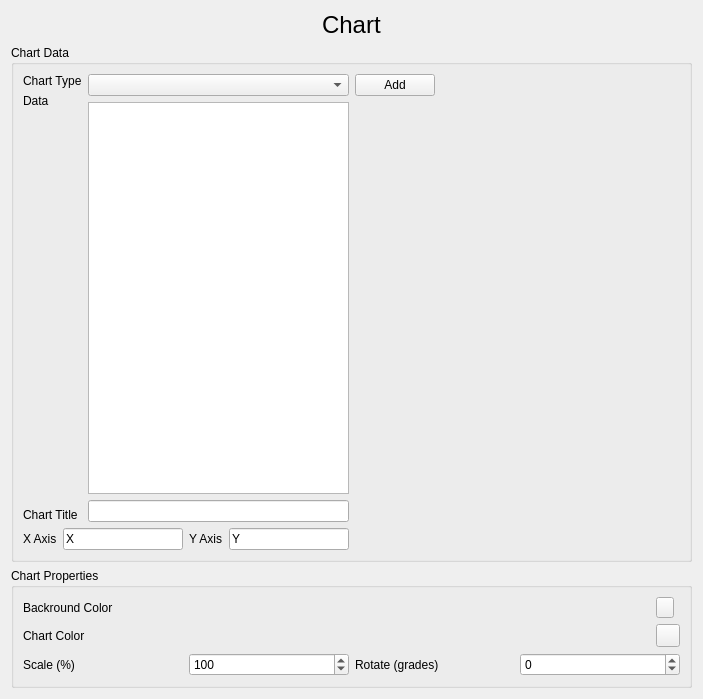
jose94752/ClipEdit, file sources/Forms/formcharts.ui: the form before one commit.
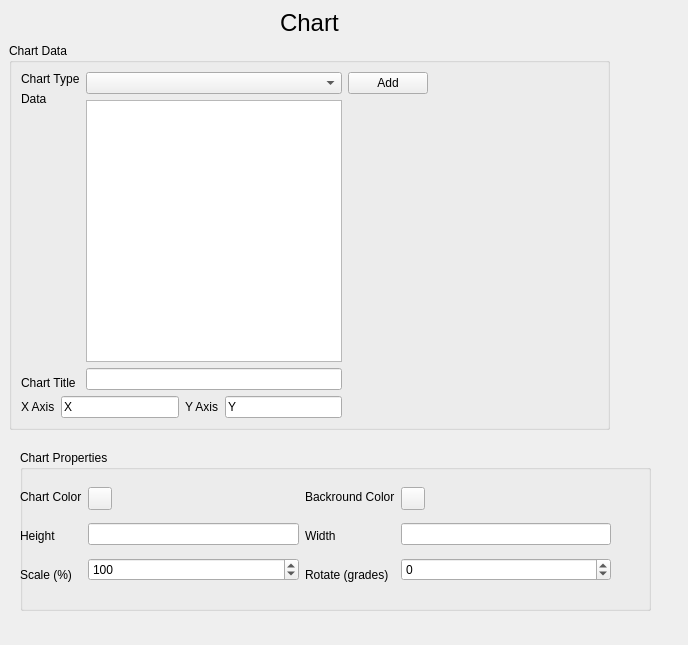
The form after the commit. Custom widgets are drawn as their Qt base class.

The edit to the form file:
```diff
--- a/sources/Forms/formcharts.ui
+++ b/sources/Forms/formcharts.ui
@@ -6,15 +6,22 @@
    <rect>
     <x>0</x>
     <y>0</y>
-    <width>703</width>
-    <height>699</height>
+    <width>688</width>
+    <height>645</height>
    </rect>
   </property>
   <property name="windowTitle">
    <string>Form</string>
   </property>
-  <layout class="QHBoxLayout" name="horizontalLayout_12">
-   <item>
+  <widget class="QWidget" name="layoutWidget">
+   <property name="geometry">
+    <rect>
+     <x>9</x>
+     <y>9</y>
+     <width>601</width>
+     <height>421</height>
+    </rect>
+   </property>
     <layout class="QVBoxLayout" name="verticalLayout_13">
      <item>
       <layout class="QHBoxLayout" name="horizontalLayout_3">
@@ -203,25 +210,32 @@
        </layout>
       </widget>
      </item>
-     <item>
+   </layout>
+  </widget>
       <widget class="QGroupBox" name="groupBox_2">
+   <property name="geometry">
+    <rect>
+     <x>20</x>
+     <y>450</y>
+     <width>631</width>
+     <height>161</height>
+    </rect>
+   </property>
        <property name="title">
         <string>Chart Properties</string>
        </property>
-       <layout class="QVBoxLayout" name="verticalLayout_10">
-        <item>
-         <layout class="QVBoxLayout" name="verticalLayout_9">
-          <item>
+   <widget class="QWidget" name="">
+    <property name="geometry">
+     <rect>
+      <x>0</x>
+      <y>30</y>
+      <width>591</width>
+      <height>111</height>
+     </rect>
+    </property>
            <layout class="QHBoxLayout" name="horizontalLayout">
             <item>
              <layout class="QVBoxLayout" name="verticalLayout">
-              <item>
-               <widget class="QLabel" name="label_4">
-                <property name="text">
-                 <string>Backround Color</string>
-                </property>
-               </widget>
-              </item>
               <item>
                <widget class="QLabel" name="label_7">
                 <property name="text">
@@ -229,30 +243,13 @@
                 </property>
                </widget>
               </item>
-             </layout>
-            </item>
             <item>
-             <layout class="QVBoxLayout" name="verticalLayout_2">
-              <item>
-               <widget class="ColorButton" name="qBackColor">
+        <widget class="QLabel" name="label_11">
                 <property name="text">
-                 <string> </string>
+          <string>Height</string>
                 </property>
                </widget>
               </item>
-              <item>
-               <widget class="ColorButton" name="qColor">
-                <property name="text">
-                 <string/>
-                </property>
-               </widget>
-              </item>
-             </layout>
-            </item>
-           </layout>
-          </item>
-          <item>
-           <layout class="QHBoxLayout" name="horizontalLayout_6">
             <item>
              <widget class="QLabel" name="label_8">
               <property name="text">
@@ -260,6 +257,20 @@
               </property>
              </widget>
             </item>
+      </layout>
+     </item>
+     <item>
+      <layout class="QVBoxLayout" name="verticalLayout_2">
+       <item>
+        <widget class="ColorButton" name="qBackColor">
+         <property name="text">
+          <string/>
+         </property>
+        </widget>
+       </item>
+       <item>
+        <widget class="QLineEdit" name="qHeight"/>
+       </item>
             <item>
              <widget class="QSpinBox" name="qScale">
               <property name="minimum">
@@ -276,6 +287,24 @@
               </property>
              </widget>
             </item>
+      </layout>
+     </item>
+     <item>
+      <layout class="QVBoxLayout" name="verticalLayout_7">
+       <item>
+        <widget class="QLabel" name="label_4">
+         <property name="text">
+          <string>Backround Color</string>
+         </property>
+        </widget>
+       </item>
+       <item>
+        <widget class="QLabel" name="label_12">
+         <property name="text">
+          <string>Width</string>
+         </property>
+        </widget>
+       </item>
             <item>
              <widget class="QLabel" name="label_9">
               <property name="text">
@@ -283,6 +312,24 @@
               </property>
              </widget>
             </item>
+      </layout>
+     </item>
+     <item>
+      <layout class="QVBoxLayout" name="verticalLayout_6">
+       <item>
+        <widget class="ColorButton" name="qColor">
+         <property name="text">
+          <string/>
+         </property>
+        </widget>
+       </item>
+       <item>
+        <widget class="QLineEdit" name="qWidth">
+         <property name="text">
+          <string/>
+         </property>
+        </widget>
+       </item>
             <item>
              <widget class="QSpinBox" name="qRotate">
               <property name="minimum">
@@ -302,13 +349,8 @@
            </layout>
           </item>
          </layout>
-        </item>
-       </layout>
-      </widget>
-     </item>
-    </layout>
-   </item>
-  </layout>
+   </widget>
+  </widget>
  </widget>
  <customwidgets>
   <customwidget>
```
Left out of the diff: 2 changed lines with no effect on the pictures. Lines whose indentation alone changed are shown as unchanged.
